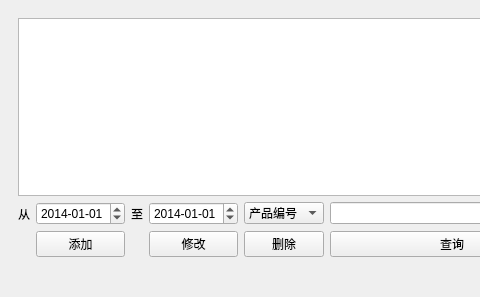
This is src/querymainwindow.ui in wegatron/dt_manage as Qt 5 draws it before an edit; both pictures show x 0 to 480 and y 0 to 297 of the 726 by 297 pixel window. The edited form follows.
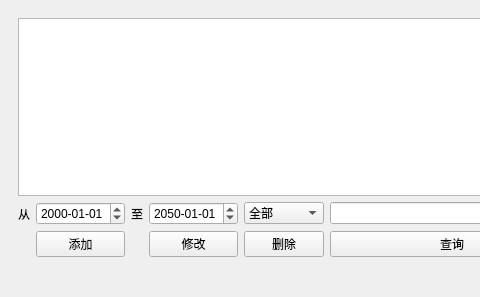
This is the edited form.

The edit to the form file:
```diff
--- a/src/querymainwindow.ui
+++ b/src/querymainwindow.ui
@@ -31,7 +31,7 @@
            <hour>0</hour>
            <minute>0</minute>
            <second>0</second>
-           <year>2014</year>
+           <year>2000</year>
            <month>1</month>
            <day>1</day>
           </datetime>
@@ -48,7 +48,7 @@
            <hour>0</hour>
            <minute>0</minute>
            <second>0</second>
-           <year>2014</year>
+           <year>2050</year>
            <month>1</month>
            <day>1</day>
           </datetime>
@@ -141,6 +141,11 @@
        </item>
        <item row="1" column="4">
         <widget class="QComboBox" name="comboBox">
+         <item>
+          <property name="text">
+           <string>全部</string>
+          </property>
+         </item>
          <item>
           <property name="text">
            <string>产品编号</string>
```
Left out of the diff: 7 changed lines with no effect on the pictures.
